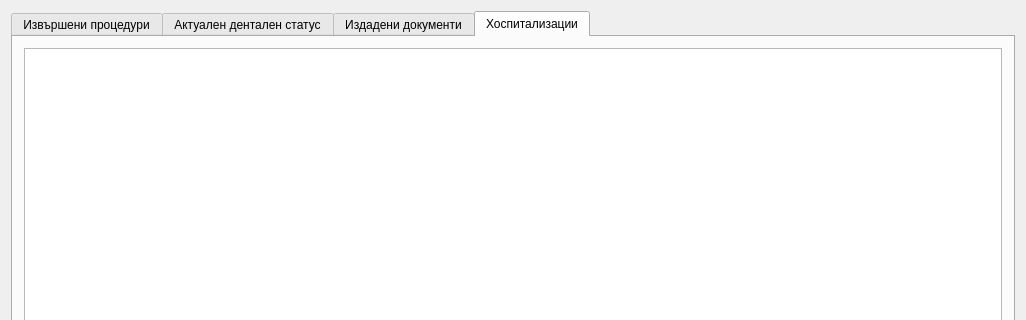
Before: the Qt Designer form src/View/Widgets/PatientHistoryDialog.ui in thefinalcutbg/DinoDent, drawn with Qt 5; both pictures show x 0 to 1026 and y 0 to 320 of the 1026 by 601 pixel window.
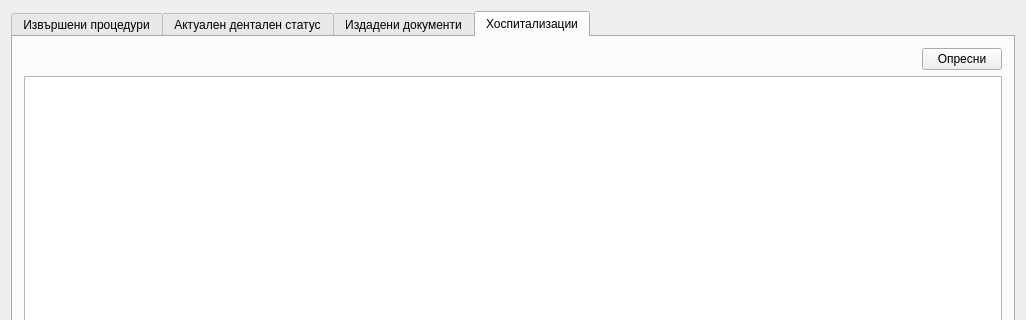
After: the same form once the commit is applied. The open tabs and pages were chosen to show the change. Custom widgets are drawn as their Qt base class.

Commit message: tab icon fixed. patient history refresh hospitalizaition button added

```diff
--- a/src/View/Widgets/PatientHistoryDialog.ui
+++ b/src/View/Widgets/PatientHistoryDialog.ui
@@ -326,6 +326,33 @@
        <string>Хоспитализации</string>
       </attribute>
       <layout class="QVBoxLayout" name="verticalLayout_7">
+       <item>
+        <layout class="QHBoxLayout" name="horizontalLayout_8">
+         <property name="topMargin">
+          <number>0</number>
+         </property>
+         <item>
+          <spacer name="horizontalSpacer_6">
+           <property name="orientation">
+            <enum>Qt::Orientation::Horizontal</enum>
+           </property>
+           <property name="sizeHint" stdset="0">
+            <size>
+             <width>40</width>
+             <height>20</height>
+            </size>
+           </property>
+          </spacer>
+         </item>
+         <item>
+          <widget class="QPushButton" name="refreshHospi">
+           <property name="text">
+            <string>Опресни</string>
+           </property>
+          </widget>
+         </item>
+        </layout>
+       </item>
        <item>
         <widget class="QTableView" name="hospiTable">
          <property name="editTriggers">
```
Left out of the diff: 2 changed lines with no effect on the pictures. The commit also changes 3 other files.
